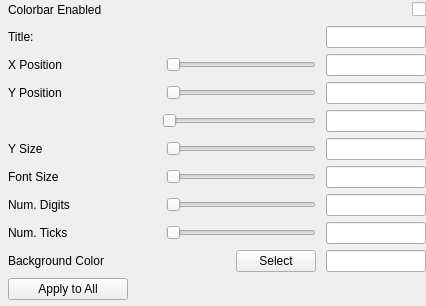
Before: the Qt Designer form apps/vaporgui/ui/ColorbarWidgetGUI.ui in StasJ/vapor-formatted, drawn with Qt 5.
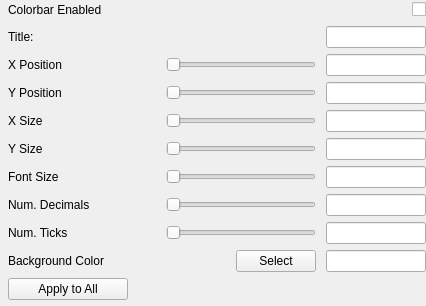
After: the same form once the commit is applied.

Commit message: Completed colorbar width adjustment w.r.t. text size, insertion of correct data values, and colorbar titles

Patch:
```diff
--- a/apps/vaporgui/ui/ColorbarWidgetGUI.ui
+++ b/apps/vaporgui/ui/ColorbarWidgetGUI.ui
@@ -272,6 +272,13 @@
                <property name="spacing">
                 <number>10</number>
                </property>
+               <item>
+                <widget class="QLabel" name="label_7">
+                 <property name="text">
+                  <string>X Size</string>
+                 </property>
+                </widget>
+               </item>
                <item>
                 <spacer name="horizontalSpacer_6">
                  <property name="orientation">
@@ -427,7 +434,7 @@
                <item>
                 <widget class="QLabel" name="label_3">
                  <property name="text">
-                  <string>Num. Digits</string>
+                  <string>Num. Decimals</string>
                  </property>
                 </widget>
                </item>
```
The commit also changes 2 other files.
